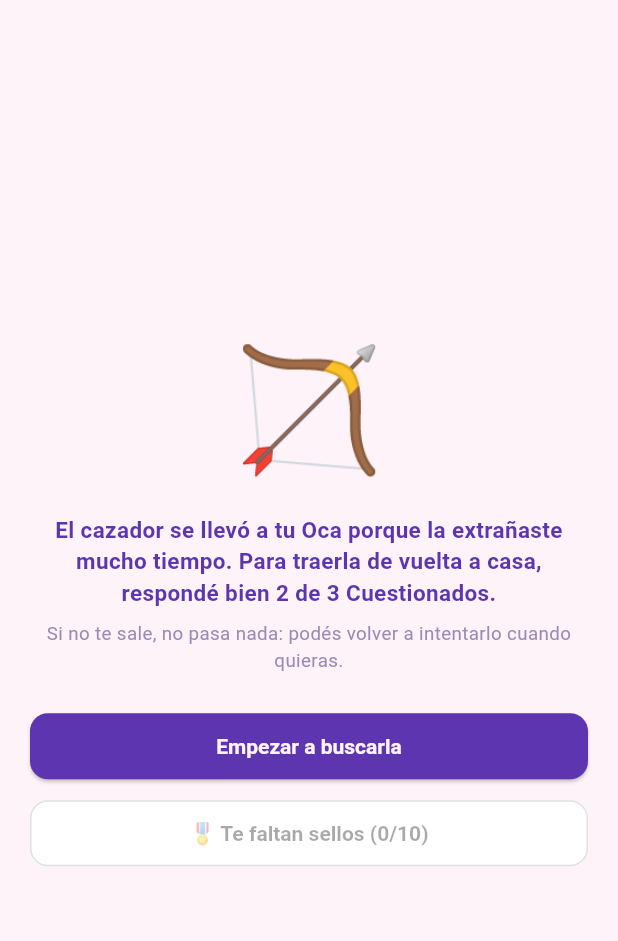
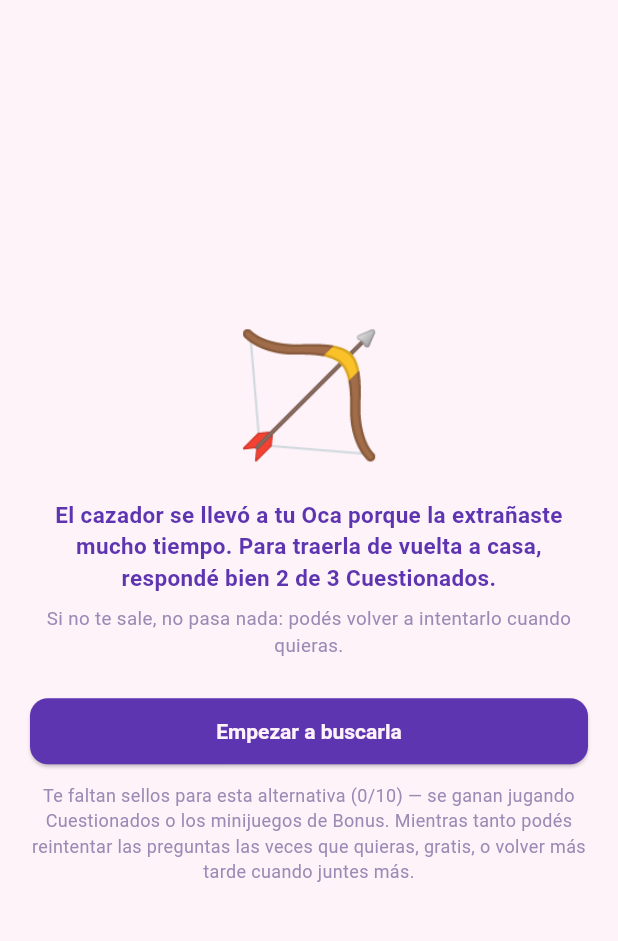
Before and after one commit to solucioneselectromedicassj-ai/La-oca-, a Flutter app: the RescateMascotaScreen screen opened directly with empty values, on a phone screen of 412 x 824 dp, the part 63-1004 px from its top. Run offline on Flutter 3.47's test engine with Material 3 defaults, Android fonts, the phone set to English and light mode, and no system bars; our stand-ins replace audioplayers, share_plus, shared_preferences, supabase_flutter, video_player; missing offline and left inert: onesignal_flutter, realtime_client; accounts and stored records are empty; Roboto replaces fonts that are missing (Georgia).

Commit message:
Aclarar qué hacer si no alcanzan los sellos para el rescate
En vez de un botón deshabilitado sin explicación, ahora el texto
recuerda las dos salidas que ya existen: reintentar los Cuestionados
gratis las veces que haga falta, o volver más tarde después de ganar
sellos jugando.

Co-Authored-By: Claude Sonnet 5 <noreply@anthropic.com>
Claude-Session: https://claude.ai/code/session_01U7d7hybhiSqgGvpNcjK2N1

```diff
--- a/ocaland_flutter/lib/screens/rescate_mascota_screen.dart
+++ b/ocaland_flutter/lib/screens/rescate_mascota_screen.dart
@@ -185,11 +185,19 @@ class _RescateMascotaScreenState extends State<RescateMascotaScreen> {
 
   Widget _botonPagarSellos() {
     final alcanza = _sellos >= _costoSellosRescate;
+    if (!alcanza) {
+      return Text(
+        'Te faltan sellos para esta alternativa ($_sellos/$_costoSellosRescate) — se ganan jugando Cuestionados o los minijuegos de Bonus. '
+        'Mientras tanto podés reintentar las preguntas las veces que quieras, gratis, o volver más tarde cuando juntes más.',
+        textAlign: TextAlign.center,
+        style: const TextStyle(fontSize: 12, color: Color(0xFF9B8AB5)),
+      );
+    }
     return SizedBox(
       width: double.infinity,
       child: OutlinedButton(
-        onPressed: alcanza ? _pagarConSellos : null,
-        child: Text(alcanza ? '🎖️ Usar $_costoSellosRescate sellos y traerla directo' : '🎖️ Te faltan sellos ($_sellos/$_costoSellosRescate)'),
+        onPressed: _pagarConSellos,
+        child: Text('🎖️ Usar $_costoSellosRescate sellos y traerla directo'),
       ),
     );
   }
```
